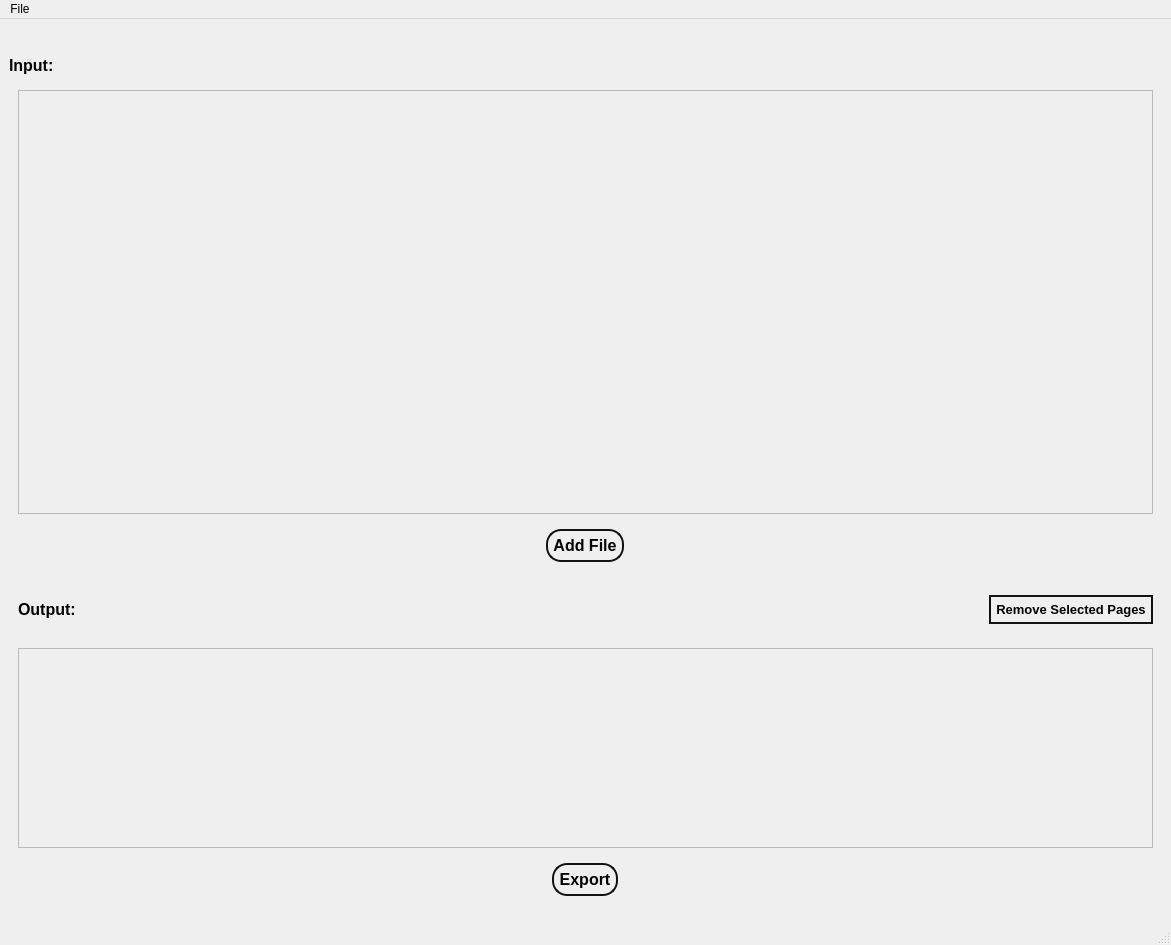
Above: ui_files/MainWindow.ui from StevenSong-sTs/PDF-Tailor before the change. Below: the same form after it.
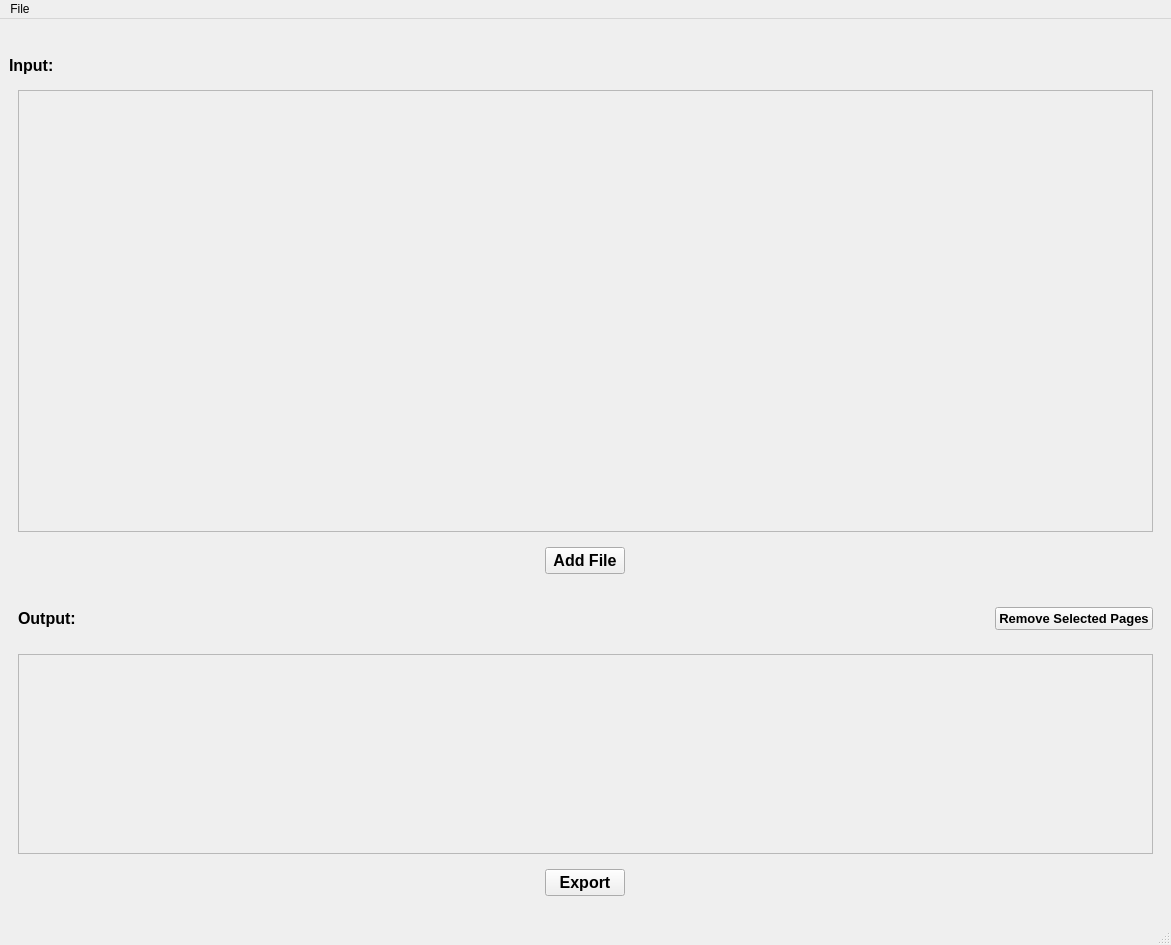
That is the form after the change. Icons and pictures are not drawn.

```diff
--- a/ui_files/MainWindow.ui
+++ b/ui_files/MainWindow.ui
@@ -63,7 +63,7 @@
             <x>0</x>
             <y>0</y>
             <width>1133</width>
-            <height>393</height>
+            <height>411</height>
            </rect>
           </property>
          </widget>
@@ -104,14 +104,7 @@
              <bool>false</bool>
             </property>
             <property name="styleSheet">
-             <string notr="true">QPushButton {
-    border: 2px solid rgb(18, 18, 18);
-    border-radius: 15px;
-    padding: 5px;
-}
-QPushButton:hover {
-	background-color: rgb(214, 214, 214);
-}</string>
+             <string notr="true"/>
             </property>
             <property name="text">
              <string>Add File</string>
@@ -167,14 +160,7 @@
           <string>&lt;html&gt;&lt;head/&gt;&lt;body&gt;&lt;p&gt;Remove selected pages from the output section&lt;/p&gt;&lt;/body&gt;&lt;/html&gt;</string>
          </property>
          <property name="styleSheet">
-          <string notr="true">QPushButton {
-    border: 2px solid rgb(18, 18, 18);
-    border-radius: 15px;
-    padding: 5px;
-}
-QPushButton:hover {
-	background-color: rgb(214, 214, 214);
-}</string>
+          <string notr="true"/>
          </property>
          <property name="text">
           <string>Remove Selected Pages</string>
@@ -249,14 +235,7 @@
              <string>&lt;html&gt;&lt;head/&gt;&lt;body&gt;&lt;p&gt;Export the PDF pages in the output section to a new PDF file&lt;/p&gt;&lt;/body&gt;&lt;/html&gt;</string>
             </property>
             <property name="styleSheet">
-             <string notr="true">QPushButton {
-    border: 2px solid rgb(18, 18, 18);
-    border-radius: 15px;
-    padding: 5px;
-}
-QPushButton:hover {
-	background-color: rgb(214, 214, 214);
-}</string>
+             <string notr="true"/>
             </property>
             <property name="text">
              <string>Export</string>
```
